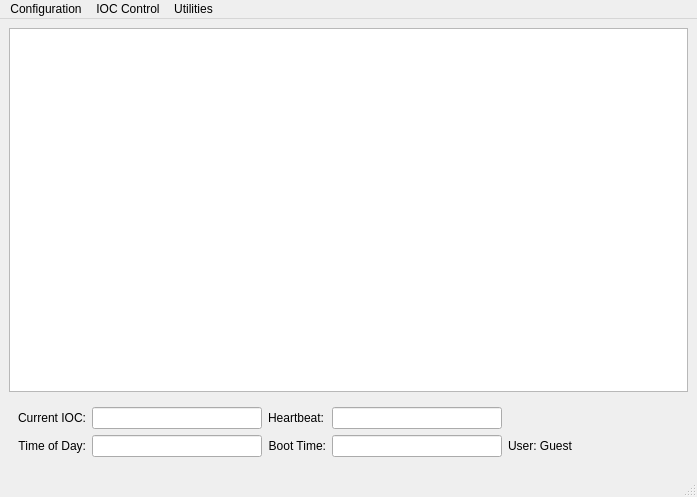
pcdshub/IocManager, file ioc.ui: the form before one commit.
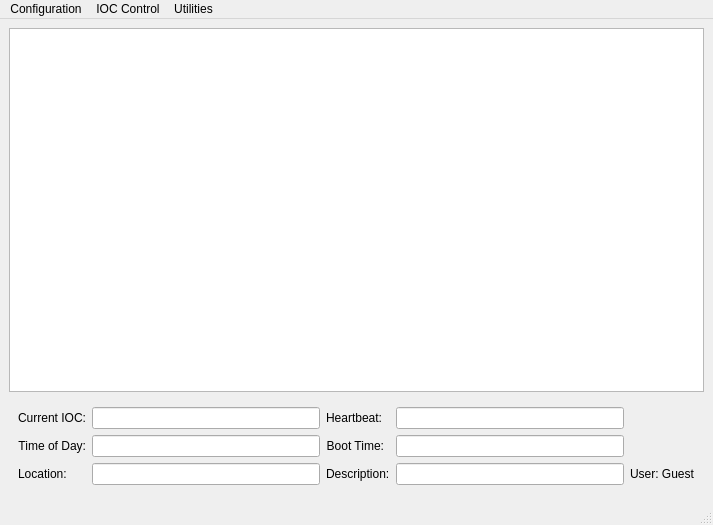
The form after the commit.

```diff
--- a/ioc.ui
+++ b/ioc.ui
@@ -6,8 +6,8 @@
    <rect>
     <x>0</x>
     <y>0</y>
-    <width>697</width>
-    <height>497</height>
+    <width>713</width>
+    <height>525</height>
    </rect>
   </property>
   <property name="windowTitle">
@@ -55,7 +55,7 @@
        <item row="0" column="1">
         <widget class="QLineEdit" name="IOCname">
          <property name="sizePolicy">
-          <sizepolicy hsizetype="Fixed" vsizetype="Fixed">
+          <sizepolicy hsizetype="Expanding" vsizetype="Fixed">
            <horstretch>170</horstretch>
            <verstretch>25</verstretch>
           </sizepolicy>
@@ -93,7 +93,7 @@
        <item row="0" column="3">
         <widget class="QLineEdit" name="heartbeat">
          <property name="sizePolicy">
-          <sizepolicy hsizetype="Fixed" vsizetype="Fixed">
+          <sizepolicy hsizetype="Expanding" vsizetype="Fixed">
            <horstretch>170</horstretch>
            <verstretch>25</verstretch>
           </sizepolicy>
@@ -144,7 +144,7 @@
        <item row="1" column="1">
         <widget class="QLineEdit" name="tod">
          <property name="sizePolicy">
-          <sizepolicy hsizetype="Fixed" vsizetype="Fixed">
+          <sizepolicy hsizetype="Expanding" vsizetype="Fixed">
            <horstretch>170</horstretch>
            <verstretch>25</verstretch>
           </sizepolicy>
@@ -182,7 +182,7 @@
        <item row="1" column="3">
         <widget class="QLineEdit" name="boottime">
          <property name="sizePolicy">
-          <sizepolicy hsizetype="Fixed" vsizetype="Fixed">
+          <sizepolicy hsizetype="Expanding" vsizetype="Fixed">
            <horstretch>170</horstretch>
            <verstretch>25</verstretch>
           </sizepolicy>
@@ -198,7 +198,35 @@
          </property>
         </widget>
        </item>
-       <item row="1" column="4">
+       <item row="2" column="0">
+        <widget class="QLabel" name="label_5">
+         <property name="text">
+          <string>Location:</string>
+         </property>
+        </widget>
+       </item>
+       <item row="2" column="1">
+        <widget class="QLineEdit" name="location">
+         <property name="readOnly">
+          <bool>true</bool>
+         </property>
+        </widget>
+       </item>
+       <item row="2" column="2">
+        <widget class="QLabel" name="label_6">
+         <property name="text">
+          <string>Description:</string>
+         </property>
+        </widget>
+       </item>
+       <item row="2" column="3">
+        <widget class="QLineEdit" name="description">
+         <property name="readOnly">
+          <bool>true</bool>
+         </property>
+        </widget>
+       </item>
+       <item row="2" column="4">
         <widget class="QLabel" name="userLabel">
          <property name="text">
           <string>User: Guest</string>
@@ -215,7 +243,7 @@
     <rect>
      <x>0</x>
      <y>0</y>
-     <width>697</width>
+     <width>713</width>
      <height>23</height>
     </rect>
    </property>
```
